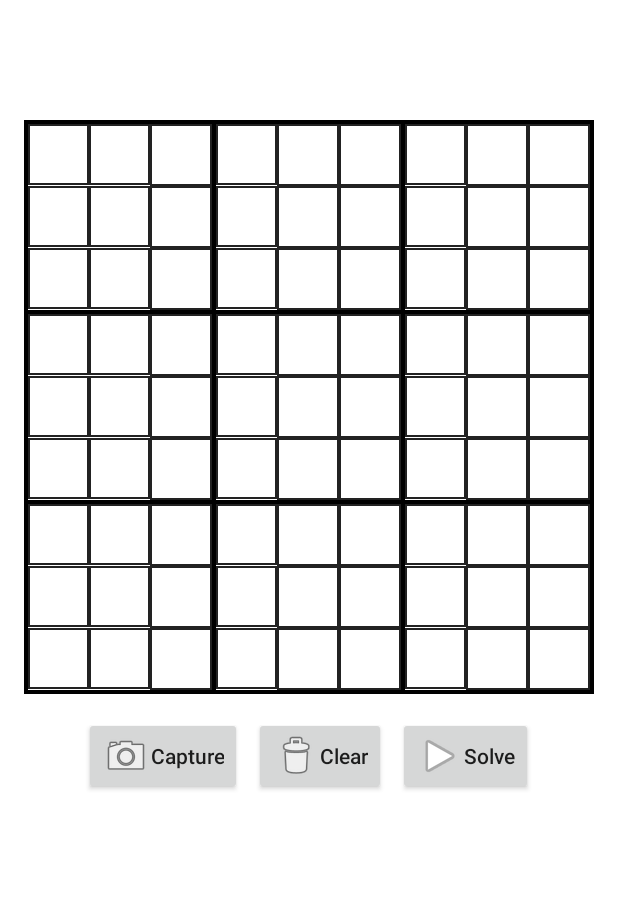
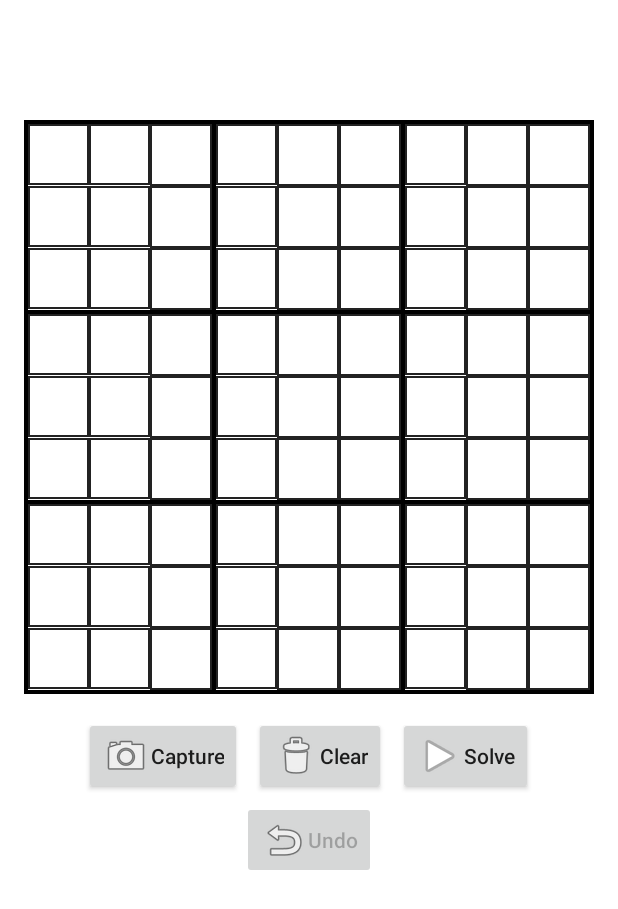
Before and after one commit to petterh/SudokuSolver, an Android app: the layout activity_main.xml on its own in the app's theme, with its tools: preview values and no code run, on a phone screen of 412 x 824 dp. Shown: the top 909 px of the screen. Run offline under Robolectric (Android 15) with nearby library versions, the phone set to English and light mode, and no system bars.

Commit message:
feat: Add undo for board edits, OCR, solve, and clear
Co-authored-by: Cursor <cursoragent@cursor.com>

```diff
--- a/app/src/main/res/layout/activity_main.xml
+++ b/app/src/main/res/layout/activity_main.xml
@@ -116,5 +116,20 @@
                 android:drawableStart="@android:drawable/ic_media_play"
                 android:text="@string/solve" />
         </LinearLayout>
+
+        <LinearLayout
+            android:layout_width="match_parent"
+            android:layout_height="wrap_content"
+            android:gravity="center"
+            android:orientation="horizontal"
+            android:paddingTop="4dp">
+
+            <androidx.appcompat.widget.AppCompatButton
+                android:id="@+id/btn_undo"
+                style="@style/button"
+                android:drawableStart="@android:drawable/ic_menu_revert"
+                android:enabled="false"
+                android:text="@string/undo" />
+        </LinearLayout>
     </LinearLayout>
 </LinearLayout>
--- a/app/src/main/res/values/strings.xml
+++ b/app/src/main/res/values/strings.xml
@@ -2,6 +2,8 @@
     <string name="app_name">Sudoku Solver</string>
     <string name="solve">Solve</string>
     <string name="clear">Clear</string>
+    <string name="undo">Undo</string>
+    <string name="undo_empty">Nothing to undo</string>
     <string name="clear_confirm_title">Clear board?</string>
     <string name="clear_confirm_message">This removes all digits from the board.</string>
     <string name="no_solution">No solution found</string>
```
Also changed, not shown: app/src/main/java/com/hesselberg/sudokusolver/BoardHistory.java (added, +71 -0 lines), app/src/main/java/com/hesselberg/sudokusolver/MainActivity.java (+32 -0 lines), 1 other file.
